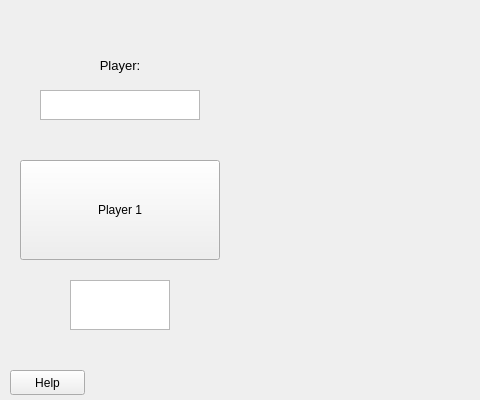
First picture: the form in scoring/ui/scoreboard_display.ui, repository kparlak/dart-scoring-system, before the edit; both pictures show x 0 to 480 and y 0 to 400 of the 800 by 400 pixel window.
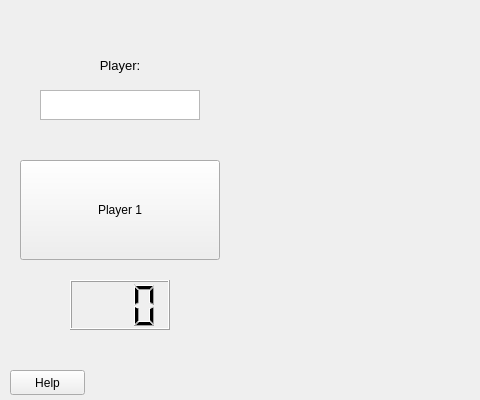
Second picture: the form after the edit.

Commit message: Add LCD for player 1

```diff
--- a/scoring/ui/scoreboard_display.ui
+++ b/scoring/ui/scoreboard_display.ui
@@ -105,24 +105,6 @@
      <bool>true</bool>
     </property>
    </widget>
-   <widget class="QTextEdit" name="player1ScoreOutput">
-    <property name="geometry">
-     <rect>
-      <x>70</x>
-      <y>280</y>
-      <width>100</width>
-      <height>50</height>
-     </rect>
-    </property>
-    <property name="font">
-     <font>
-      <pointsize>10</pointsize>
-     </font>
-    </property>
-    <property name="readOnly">
-     <bool>true</bool>
-    </property>
-   </widget>
    <widget class="QTextEdit" name="player2ScoreOutput">
     <property name="geometry">
      <rect>
@@ -180,6 +162,22 @@
      <bool>true</bool>
     </property>
    </widget>
+   <widget class="QLCDNumber" name="player1Score">
+    <property name="geometry">
+     <rect>
+      <x>70</x>
+      <y>280</y>
+      <width>100</width>
+      <height>50</height>
+     </rect>
+    </property>
+    <property name="smallDecimalPoint">
+     <bool>false</bool>
+    </property>
+    <property name="digitCount">
+     <number>3</number>
+    </property>
+   </widget>
   </widget>
  </widget>
  <resources/>
```
The commit also changes 2 other files.
